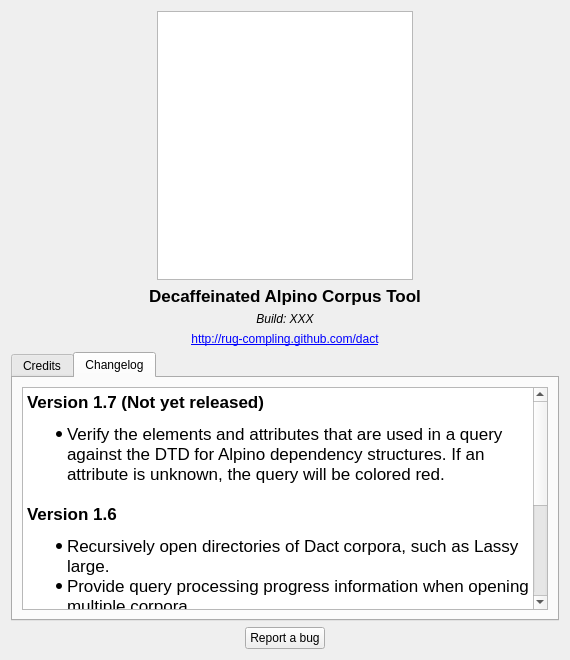
Above: ui/AboutWindow.ui from rug-compling/dact before the change. Below: the same form after it.
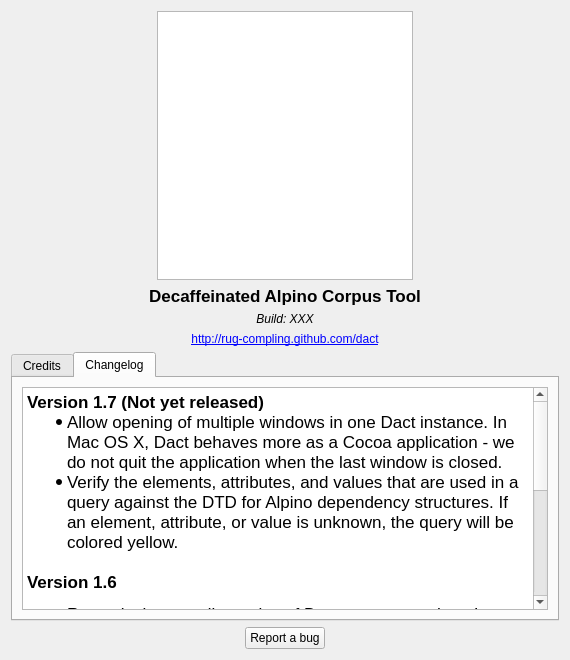
That is the form after the change. The open tabs and pages were chosen to show the change.

Diff of the .ui file:
```diff
--- a/ui/AboutWindow.ui
+++ b/ui/AboutWindow.ui
@@ -198,7 +198,8 @@
 p, li { white-space: pre-wrap; }
 &lt;/style&gt;&lt;/head&gt;&lt;body style=&quot; font-family:'Lucida Grande'; font-size:13pt; font-weight:400; font-style:normal;&quot;&gt;
 &lt;p style=&quot; margin-top:0px; margin-bottom:0px; margin-left:0px; margin-right:0px; -qt-block-indent:0; text-indent:0px;&quot;&gt;&lt;span style=&quot; font-weight:600;&quot;&gt;Version 1.7 (Not yet released)&lt;/span&gt;&lt;/p&gt;
-&lt;ul style=&quot;margin-top: 0px; margin-bottom: 0px; margin-left: 0px; margin-right: 0px; -qt-list-indent: 1;&quot;&gt;&lt;li style=&quot; margin-top:12px; margin-bottom:0px; margin-left:0px; margin-right:0px; -qt-block-indent:0; text-indent:0px;&quot;&gt;Verify the elements and attributes that are used in a query against the DTD for Alpino dependency structures. If an attribute is unknown, the query will be colored red.&lt;/li&gt;&lt;/ul&gt;
+&lt;ul style=&quot;margin-top: 0px; margin-bottom: 0px; margin-left: 0px; margin-right: 0px; -qt-list-indent: 1;&quot;&gt;&lt;li style=&quot; margin-top:0px; margin-bottom:0px; margin-left:0px; margin-right:0px; -qt-block-indent:0; text-indent:0px;&quot;&gt;Allow opening of multiple windows in one Dact instance. In Mac OS X, Dact behaves more as a Cocoa application - we do not quit the application when the last window is closed.&lt;/li&gt;
+&lt;li style=&quot; margin-top:0px; margin-bottom:0px; margin-left:0px; margin-right:0px; -qt-block-indent:0; text-indent:0px;&quot;&gt;Verify the elements, attributes, and values that are used in a query against the DTD for Alpino dependency structures. If an element, attribute, or value is unknown, the query will be colored yellow.&lt;/li&gt;&lt;/ul&gt;
 &lt;p style=&quot;-qt-paragraph-type:empty; margin-top:0px; margin-bottom:0px; margin-left:0px; margin-right:0px; -qt-block-indent:0; text-indent:0px;&quot;&gt;&lt;br /&gt;&lt;/p&gt;
 &lt;p style=&quot; margin-top:0px; margin-bottom:0px; margin-left:0px; margin-right:0px; -qt-block-indent:0; text-indent:0px;&quot;&gt;&lt;span style=&quot; font-weight:600;&quot;&gt;Version 1.6&lt;/span&gt;&lt;/p&gt;
 &lt;ul style=&quot;margin-top: 0px; margin-bottom: 0px; margin-left: 0px; margin-right: 0px; -qt-list-indent: 1;&quot;&gt;&lt;li style=&quot; margin-top:12px; margin-bottom:0px; margin-left:0px; margin-right:0px; -qt-block-indent:0; text-indent:0px;&quot;&gt;Recursively open directories of Dact corpora, such as Lassy large.&lt;/li&gt;
```
